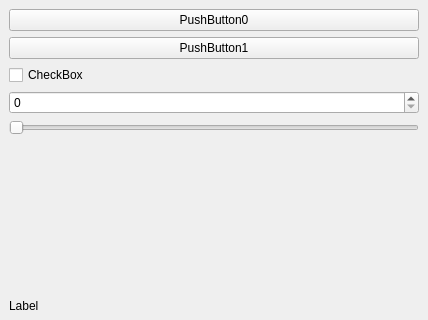
Old version of the form Final_project/ROB/RoViPlugin/src/SamplePlugin.ui in the repository StefanRvO/ROVI; both pictures show x 0 to 428 and y 0 to 320 of the 428 by 479 pixel window.
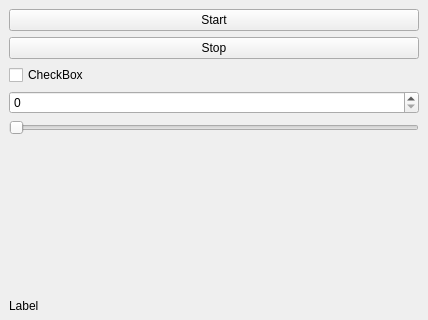
New version of the form.

```diff
--- a/Final_project/ROB/RoViPlugin/src/SamplePlugin.ui
+++ b/Final_project/ROB/RoViPlugin/src/SamplePlugin.ui
@@ -20,14 +20,14 @@
       <item>
        <widget class="QPushButton" name="_btn0">
         <property name="text">
-         <string>PushButton0</string>
+         <string>Start</string>
         </property>
        </widget>
       </item>
       <item>
        <widget class="QPushButton" name="_btn1">
         <property name="text">
-         <string>PushButton1</string>
+         <string>Stop</string>
         </property>
        </widget>
       </item>
```
